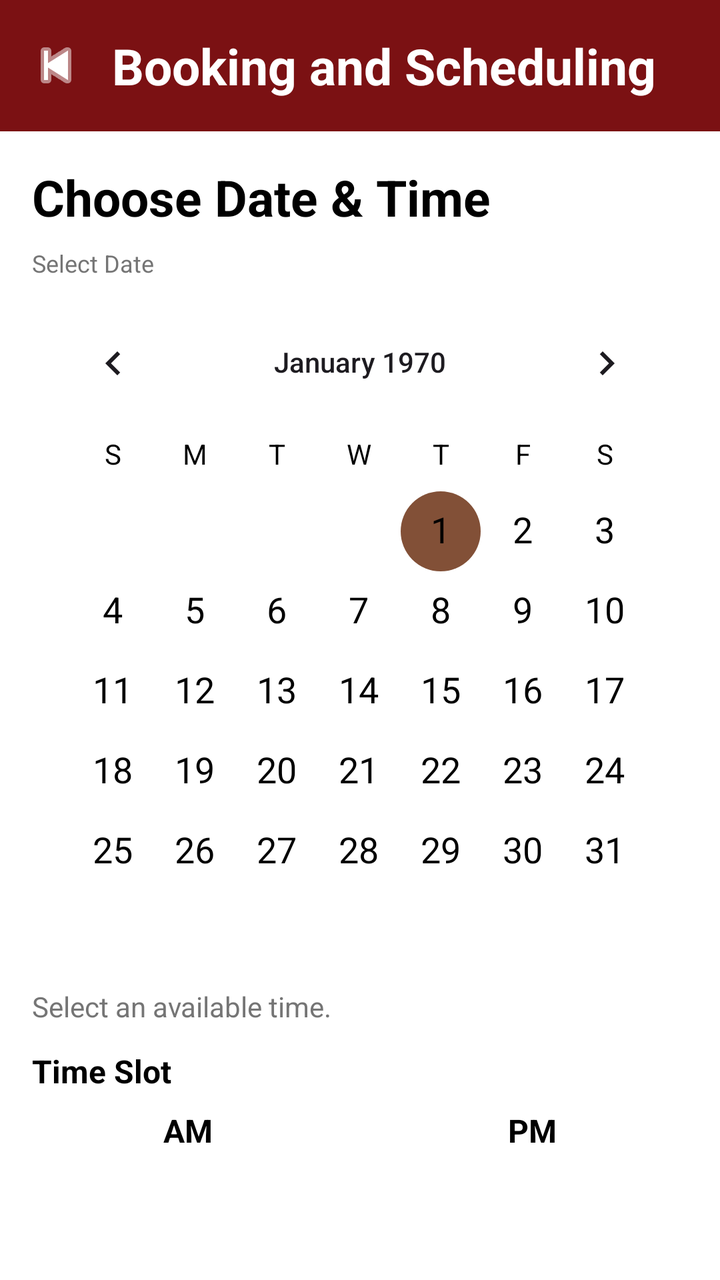
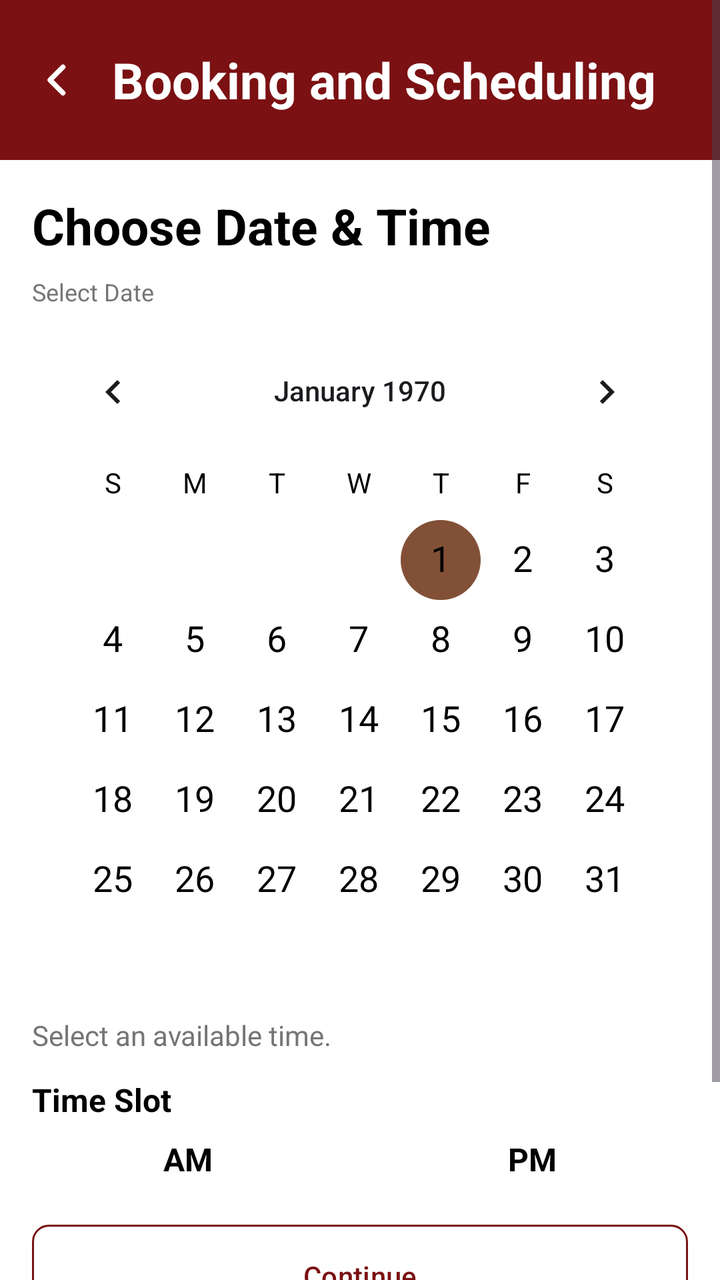

The first picture is an Android layout as it rendered before a commit; the second is the same layout after the commit. The layout source and the unified diff follow.
<!-- AndroidManifest.xml: application theme Theme.FixItFinderApp -->
<!-- res/layout/activity_booking_schedule.xml -->
<?xml version="1.0" encoding="utf-8"?>
<androidx.coordinatorlayout.widget.CoordinatorLayout
    xmlns:android="http://schemas.android.com/apk/res/android"
    xmlns:app="http://schemas.android.com/apk/res-auto"
    android:layout_width="match_parent"
    android:layout_height="match_parent"
    android:background="@color/white">

    <androidx.core.widget.NestedScrollView
        android:layout_width="match_parent"
        android:layout_height="match_parent"
        android:fillViewport="true">

        <androidx.constraintlayout.widget.ConstraintLayout
            android:layout_width="match_parent"
            android:layout_height="wrap_content">

            <LinearLayout
                android:id="@+id/headerLayout"
                android:layout_width="match_parent"
                android:layout_height="wrap_content"
                android:orientation="horizontal"
                android:background="@color/color_primary"
                android:padding="16dp"
                android:gravity="center_vertical"
                app:layout_constraintTop_toTopOf="parent"
                app:layout_constraintStart_toStartOf="parent"
                app:layout_constraintEnd_toEndOf="parent">

                <ImageButton
                    android:id="@+id/btnBack"
                    android:layout_width="24dp"
                    android:layout_height="24dp"
                    android:src="@android:drawable/ic_media_previous"
                    android:tint="@color/white"
                    android:padding="4dp"
                    android:background="?attr/selectableItemBackgroundBorderless"
                    android:contentDescription="Back"
                    android:layout_marginEnd="16dp" />

                <TextView
                    android:id="@+id/tvHeaderTitle"
                    android:layout_width="0dp"
                    android:layout_height="wrap_content"
                    android:layout_weight="1"
                    android:text="Booking and Scheduling"
                    android:textSize="25sp"
                    android:textStyle="bold"
                    android:textColor="@color/white" />
            </LinearLayout>

            <TextView
                android:id="@+id/tvSectionTitle"
                android:layout_width="0dp"
                android:layout_height="wrap_content"
                android:text="Choose Date &amp; Time"
                android:textStyle="bold"
                android:textSize="25sp"
                android:textColor="@android:color/black"
                android:layout_marginTop="16dp"
                android:layout_marginStart="16dp"
                android:layout_marginEnd="16dp"
                app:layout_constraintTop_toBottomOf="@id/headerLayout"
                app:layout_constraintStart_toStartOf="parent"
                app:layout_constraintEnd_toEndOf="parent" />

            <TextView
                android:id="@+id/tvSelectedDate"
                android:layout_width="0dp"
                android:layout_height="wrap_content"
                android:text="Select Date"
                android:textSize="12sp"
                android:textColor="#757575"
                android:layout_marginTop="8dp"
                android:layout_marginStart="16dp"
                android:layout_marginEnd="16dp"
                app:layout_constraintTop_toBottomOf="@id/tvSectionTitle"
                app:layout_constraintStart_toStartOf="parent"
                app:layout_constraintEnd_toEndOf="parent" />

            <CalendarView
                android:id="@+id/calendarView"
                android:layout_width="0dp"
                android:layout_height="wrap_content"
                android:layout_marginTop="8dp"
                android:layout_marginStart="16dp"
                android:layout_marginEnd="16dp"
                android:dateTextAppearance="@style/CalendarDateText"
                android:weekDayTextAppearance="@style/CalendarWeekdayText"
                app:layout_constraintTop_toBottomOf="@id/tvSelectedDate"
                app:layout_constraintStart_toStartOf="parent"
                app:layout_constraintEnd_toEndOf="parent" />

            <TextView
                android:id="@+id/tvDateStatus"
                android:layout_width="0dp"
                android:layout_height="wrap_content"
                android:text="Select an available time."
                android:textSize="14sp"
                android:textColor="#757575"
                android:layout_marginTop="8dp"
                android:layout_marginStart="16dp"
                android:layout_marginEnd="16dp"
                app:layout_constraintTop_toBottomOf="@id/calendarView"
                app:layout_constraintStart_toStartOf="parent"
                app:layout_constraintEnd_toEndOf="parent" />

            <TextView
                android:id="@+id/tvTimeSlotTitle"
                android:layout_width="0dp"
                android:layout_height="wrap_content"
                android:text="Time Slot"
                android:textStyle="bold"
                android:textSize="16sp"
                android:textColor="@android:color/black"
                android:layout_marginTop="12dp"
                android:layout_marginStart="16dp"
                android:layout_marginEnd="16dp"
                app:layout_constraintTop_toBottomOf="@id/tvDateStatus"
                app:layout_constraintStart_toStartOf="parent"
                app:layout_constraintEnd_toEndOf="parent" />

            <LinearLayout
                android:id="@+id/layoutTimes"
                android:layout_width="0dp"
                android:layout_height="wrap_content"
                android:layout_marginTop="8dp"
                android:layout_marginStart="16dp"
                android:layout_marginEnd="16dp"
                android:orientation="vertical"
                app:layout_constraintTop_toBottomOf="@id/tvTimeSlotTitle"
                app:layout_constraintStart_toStartOf="parent"
                app:layout_constraintEnd_toEndOf="parent">

                <LinearLayout
                    android:layout_width="match_parent"
                    android:layout_height="wrap_content"
                    android:orientation="horizontal">

                    <LinearLayout
                        android:layout_width="0dp"
                        android:layout_height="wrap_content"
                        android:layout_weight="1"
                        android:orientation="vertical"
                        android:layout_marginEnd="8dp">

                        <TextView
                            android:id="@+id/tvAmHeader"
                            android:layout_width="match_parent"
                            android:layout_height="wrap_content"
                            android:text="AM"
                            android:textStyle="bold"
                            android:textSize="16sp"
                            android:textColor="@android:color/black"
                            android:layout_marginBottom="6dp"
                            android:gravity="center_horizontal" />

                        <ScrollView
                            android:layout_width="match_parent"
                            android:layout_height="200dp"
                            android:scrollbars="vertical"
                            android:nestedScrollingEnabled="true"
                            android:fillViewport="true"
                            android:isScrollContainer="true">

                            <LinearLayout
                                android:id="@+id/layoutAmSlots"
                                android:layout_width="match_parent"
                                android:layout_height="wrap_content"
                                android:orientation="vertical" />
                        </ScrollView>
                    </LinearLayout>

                    <LinearLayout
                        android:layout_width="0dp"
                        android:layout_height="wrap_content"
                        android:layout_weight="1"
                        android:orientation="vertical"
                        android:layout_marginStart="8dp">

                        <TextView
                            android:id="@+id/tvPmHeader"
                            android:layout_width="match_parent"
                            android:layout_height="wrap_content"
                            android:text="PM"
                            android:textStyle="bold"
                            android:textSize="16sp"
                            android:textColor="@android:color/black"
                            android:layout_marginBottom="6dp"
                            android:gravity="center_horizontal" />

                        <ScrollView
                            android:layout_width="match_parent"
                            android:layout_height="200dp"
                            android:scrollbars="vertical"
                            android:nestedScrollingEnabled="true"
                            android:fillViewport="true"
                            android:isScrollContainer="true">

                            <LinearLayout
                                android:id="@+id/layoutPmSlots"
                                android:layout_width="match_parent"
                                android:layout_height="wrap_content"
                                android:orientation="vertical" />
                        </ScrollView>
                    </LinearLayout>
                </LinearLayout>
            </LinearLayout>

            <Button
                android:id="@+id/btnConfirmBooking"
                android:layout_width="0dp"
                android:layout_height="wrap_content"
                android:text="Book Appointment"
                android:textColor="@color/color_primary"
                android:background="@drawable/button_outline_red"
                android:padding="12dp"
                android:layout_marginTop="16dp"
                android:layout_marginStart="16dp"
                android:layout_marginEnd="16dp"
                app:layout_constraintTop_toBottomOf="@id/layoutTimes"
                app:layout_constraintStart_toStartOf="parent"
                app:layout_constraintEnd_toEndOf="parent" />

            <Button
                android:id="@+id/btnBackToServices"
                android:layout_width="0dp"
                android:layout_height="wrap_content"
                android:text="Back to Services"
                android:textColor="@color/color_primary"
                android:background="@drawable/button_outline_red"
                android:padding="12dp"
                android:layout_marginTop="8dp"
                android:layout_marginStart="16dp"
                android:layout_marginEnd="16dp"
                android:layout_marginBottom="80dp"
                app:layout_constraintTop_toBottomOf="@id/btnConfirmBooking"
                app:layout_constraintStart_toStartOf="parent"
                app:layout_constraintEnd_toEndOf="parent" />

        </androidx.constraintlayout.widget.ConstraintLayout>
    </androidx.core.widget.NestedScrollView>

</androidx.coordinatorlayout.widget.CoordinatorLayout>
<!-- resources referenced by this layout -->
<resources>
  <color name="color_primary">#7B1113</color>
  <color name="white">#FFFFFFFF</color>
  <!-- drawable button_outline_red (drawable) -->
  <?xml version="1.0" encoding="utf-8"?>
  <shape xmlns:android="http://schemas.android.com/apk/res/android"
      android:shape="rectangle">
      <solid android:color="@android:color/transparent" />
      <stroke
          android:width="1dp"
          android:color="@color/color_primary" />
      <corners android:radius="8dp" />
      <padding
          android:left="16dp"
          android:top="8dp"
          android:right="16dp"
          android:bottom="8dp" />
  </shape>
  <style name="CalendarDateText" parent="@android:style/TextAppearance.Material.Large">
          <item name="android:textSize">18sp</item>
          <item name="android:textColor">@android:color/black</item>
      </style>
  <style name="CalendarWeekdayText" parent="@android:style/TextAppearance.Material.Medium">
          <item name="android:textSize">14sp</item>
          <item name="android:textColor">@android:color/black</item>
      </style>
  <style name="Theme.FixItFinderApp" parent="Base.Theme.FixItFinderApp" />
  <style name="Base.Theme.FixItFinderApp" parent="Theme.Material3.DayNight.NoActionBar">
          <item name="colorPrimary">@color/color_primary</item>
          <item name="colorSecondary">@color/color_secondary</item>
          <item name="colorSurface">@color/color_background</item>
          <item name="colorOnSurface">@color/color_text_dark</item>
          <item name="colorPrimaryContainer">@color/color_primary</item>
          <item name="colorOnPrimary">@color/color_background</item>
      </style>
  <color name="color_secondary">#825037</color>
  <color name="color_background">#FFFFFF</color>
  <color name="color_text_dark">#2C2C2C</color>
</resources>

<!-- the commit's change to res/layout/activity_booking_schedule.xml (unified diff, before → after) -->
@@ -9,11 +9,15 @@
     <androidx.core.widget.NestedScrollView
         android:layout_width="match_parent"
         android:layout_height="match_parent"
-        android:fillViewport="true">
+        android:clipToPadding="false"
+        android:fillViewport="true"
+        android:paddingBottom="@dimen/scroll_content_bottom_gap"
+        android:scrollbars="vertical">
 
         <androidx.constraintlayout.widget.ConstraintLayout
             android:layout_width="match_parent"
-            android:layout_height="wrap_content">
+            android:layout_height="wrap_content"
+            android:paddingBottom="8dp">
 
             <LinearLayout
                 android:id="@+id/headerLayout"
@@ -29,9 +33,9 @@
 
                 <ImageButton
                     android:id="@+id/btnBack"
-                    android:layout_width="24dp"
-                    android:layout_height="24dp"
-                    android:src="@android:drawable/ic_media_previous"
+                    android:layout_width="@dimen/back_btn_width"
+                    android:layout_height="@dimen/back_btn_height"
+                    android:src="@drawable/ic_back_chevron"
                     android:tint="@color/white"
                     android:padding="4dp"
                     android:background="?attr/selectableItemBackgroundBorderless"
@@ -155,20 +159,11 @@
                             android:layout_marginBottom="6dp"
                             android:gravity="center_horizontal" />
 
-                        <ScrollView
-                            android:layout_width="match_parent"
-                            android:layout_height="200dp"
-                            android:scrollbars="vertical"
-                            android:nestedScrollingEnabled="true"
-                            android:fillViewport="true"
-                            android:isScrollContainer="true">
-
-                            <LinearLayout
-                                android:id="@+id/layoutAmSlots"
-                                android:layout_width="match_parent"
-                                android:layout_height="wrap_content"
-                                android:orientation="vertical" />
-                        </ScrollView>
+                        <LinearLayout
+                            android:id="@+id/layoutAmSlots"
+                            android:layout_width="match_parent"
+                            android:layout_height="wrap_content"
+                            android:orientation="vertical" />
                     </LinearLayout>
 
                     <LinearLayout
@@ -189,20 +184,11 @@
                             android:layout_marginBottom="6dp"
                             android:gravity="center_horizontal" />
 
-                        <ScrollView
-                            android:layout_width="match_parent"
-                            android:layout_height="200dp"
-                            android:scrollbars="vertical"
-                            android:nestedScrollingEnabled="true"
-                            android:fillViewport="true"
-                            android:isScrollContainer="true">
-
-                            <LinearLayout
-                                android:id="@+id/layoutPmSlots"
-                                android:layout_width="match_parent"
-                                android:layout_height="wrap_content"
-                                android:orientation="vertical" />
-                        </ScrollView>
+                        <LinearLayout
+                            android:id="@+id/layoutPmSlots"
+                            android:layout_width="match_parent"
+                            android:layout_height="wrap_content"
+                            android:orientation="vertical" />
                     </LinearLayout>
                 </LinearLayout>
             </LinearLayout>
@@ -211,7 +197,7 @@
                 android:id="@+id/btnConfirmBooking"
                 android:layout_width="0dp"
                 android:layout_height="wrap_content"
-                android:text="Book Appointment"
+                android:text="@string/continue_to_payment"
                 android:textColor="@color/color_primary"
                 android:background="@drawable/button_outline_red"
                 android:padding="12dp"
@@ -233,10 +219,11 @@
                 android:layout_marginTop="8dp"
                 android:layout_marginStart="16dp"
                 android:layout_marginEnd="16dp"
-                android:layout_marginBottom="80dp"
+                android:layout_marginBottom="8dp"
                 app:layout_constraintTop_toBottomOf="@id/btnConfirmBooking"
                 app:layout_constraintStart_toStartOf="parent"
-                app:layout_constraintEnd_toEndOf="parent" />
+                app:layout_constraintEnd_toEndOf="parent"
+                app:layout_constraintBottom_toBottomOf="parent" />
 
         </androidx.constraintlayout.widget.ConstraintLayout>
     </androidx.core.widget.NestedScrollView>
<!-- resource entries referenced after the edit -->
@@ -2,6 +2,9 @@
 <resources>
   <color name="color_primary">#7B1113</color>
   <color name="white">#FFFFFFFF</color>
+  <dimen name="back_btn_height">48dp</dimen>
+  <dimen name="back_btn_width">24dp</dimen>
+  <dimen name="scroll_content_bottom_gap">16dp</dimen>
   <!-- drawable button_outline_red (drawable) -->
   <?xml version="1.0" encoding="utf-8"?>
   <shape xmlns:android="http://schemas.android.com/apk/res/android"
@@ -17,6 +20,22 @@
           android:right="16dp"
           android:bottom="8dp" />
   </shape>
+  <!-- drawable ic_back_chevron (drawable) -->
+  <?xml version="1.0" encoding="utf-8"?>
+  <vector xmlns:android="http://schemas.android.com/apk/res/android"
+      android:width="24dp"
+      android:height="24dp"
+      android:viewportWidth="24"
+      android:viewportHeight="24">
+      <path
+          android:fillColor="@android:color/transparent"
+          android:strokeColor="#000000"
+          android:strokeWidth="2.5"
+          android:strokeLineCap="round"
+          android:strokeLineJoin="round"
+          android:pathData="M15.5,5.5 L9,12 L15.5,18.5" />
+  </vector>
+  <string name="continue_to_payment">Continue</string>
   <style name="CalendarDateText" parent="@android:style/TextAppearance.Material.Large">
           <item name="android:textSize">18sp</item>
           <item name="android:textColor">@android:color/black</item>
